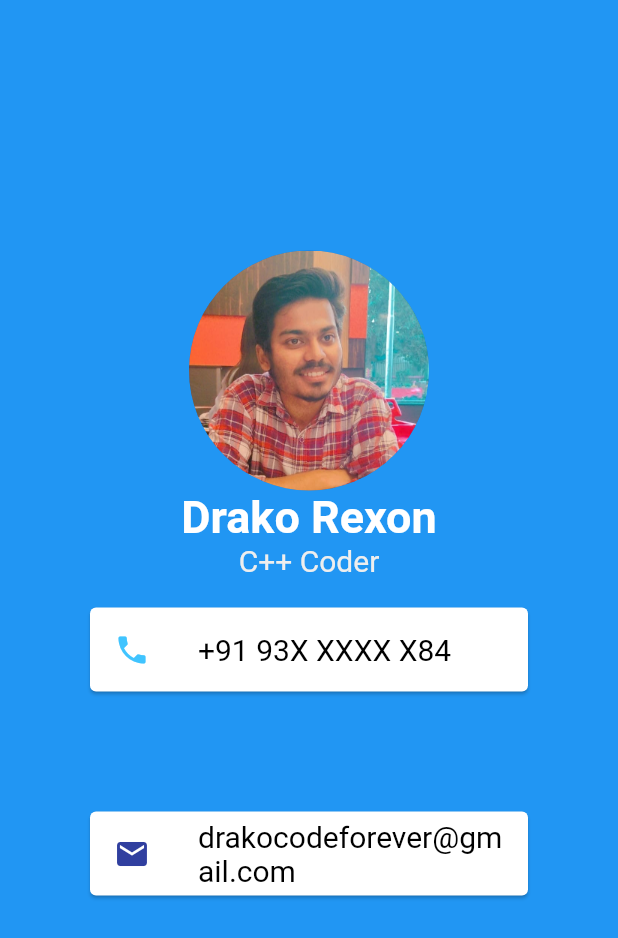
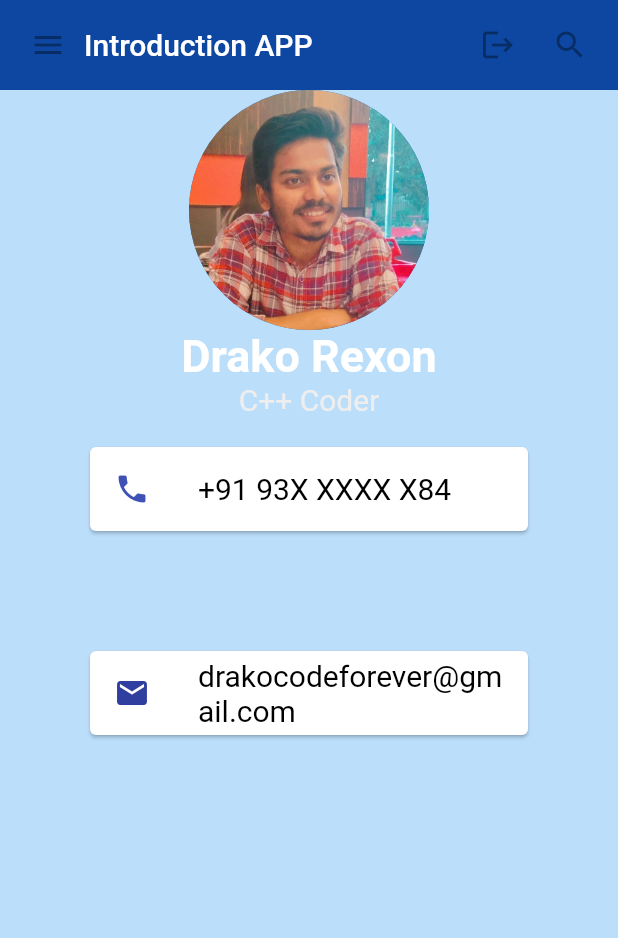
Before and after one commit to Drako-Rexon/Apps, a Flutter app: the screen it shows after launch, on a phone screen of 412 x 824 dp. Shown: the top 938 px of the screen. Run offline on Flutter 3.47's test engine with Material 2 defaults, Android fonts, the phone set to English and light mode, and no system bars.

Commit message:
appBar added

```diff
--- a/lib/main.dart
+++ b/lib/main.dart
@@ -2,6 +2,49 @@ import 'package:flutter/material.dart';
 
 void main() {
   runApp(const MyApp());
+}
+
+class MyAppBar extends StatelessWidget {
+  const MyAppBar({required this.title, Key? key}) : super(key: key);
+
+  // Fields in a Widget subclass are always marked "final".
+
+  final Widget title;
+
+  @override
+  Widget build(BuildContext context) {
+    return Container(
+      height: 60, //in logical pixels
+      padding: const EdgeInsets.symmetric(horizontal: 8.0),
+      decoration: BoxDecoration(color: Colors.blue[900]),
+      // Row is a horizontal, linear layout.
+      child: Row(
+        // <Widget> is the type of items in the list.
+        children: [
+          const IconButton(
+            icon: Icon(Icons.menu),
+            tooltip: 'Navigation menu',
+            onPressed: null, // null disables the button
+          ),
+          // Expanded expands its child
+          // to fill the available space.
+          Expanded(
+            child: title,
+          ),
+          const IconButton(
+            icon: Icon(Icons.logout),
+            tooltip: 'Extra',
+            onPressed: null,
+          ),
+          const IconButton(
+            icon: Icon(Icons.search),
+            tooltip: 'Search',
+            onPressed: null,
+          ),
+        ],
+      ),
+    );
+  }
 }
 
 class MyApp extends StatelessWidget {
@@ -11,16 +54,27 @@ class MyApp extends StatelessWidget {
   Widget build(BuildContext context) {
     return MaterialApp(
       home: Scaffold(
-        backgroundColor: Colors.blue,
+        backgroundColor: Colors.blue.shade100,
         body: Container(
           child: Column(
+            children: [
+              MyAppBar(
+                title: Text(
+                  'Introduction APP',
+                  style: Theme.of(context) //
+                      .primaryTextTheme
+                      .headline6,
+                ),
+              ),
+              Column(
                 mainAxisAlignment: MainAxisAlignment.center,
                 children: <Widget>[
-              CircleAvatar(
+                  const CircleAvatar(
                     radius: 80,
                     backgroundImage: AssetImage('images/profile-img.jpeg'),
+
                   ),
-              Text(
+                  const Text(
                     'Drako Rexon',
                     style: TextStyle(
                       fontSize: 30,
@@ -35,7 +89,7 @@ class MyApp extends StatelessWidget {
                       color: Colors.grey.shade200,
                     ),
                   ),
-              Card(
+                  const Card(
                     color: Colors.white,
                     margin: EdgeInsets.symmetric(
                       vertical: 20,
@@ -44,7 +98,7 @@ class MyApp extends StatelessWidget {
                     child: ListTile(
                       leading: Icon(
                         Icons.phone,
-                    color: Colors.lightBlueAccent,
+                        color: Colors.indigo,
                       ),
                       title: Text(
                         '+91 93X XXXX X84',
@@ -57,7 +111,7 @@ class MyApp extends StatelessWidget {
                   ),
                   Card(
                     color: Colors.white,
-                margin: EdgeInsets.symmetric(
+                    margin: const EdgeInsets.symmetric(
                       vertical: 60,
                       horizontal: 60,
                     ),
@@ -66,7 +120,7 @@ class MyApp extends StatelessWidget {
                         Icons.mail,
                         color: Colors.indigo.shade700,
                       ),
-                  title: Text(
+                      title: const Text(
                         'drakocodeforever@gmail.com',
                         style: TextStyle(
                           color: Colors.black,
@@ -77,6 +131,8 @@ class MyApp extends StatelessWidget {
                   )
                 ],
               ),
+            ],
+          ),
         ),
       ),
     );
```
Lines whose indentation alone changed are shown as unchanged.
